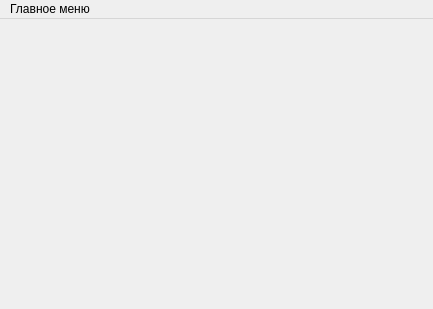
The window that mainwindow.ui (ruslanfirefly/CalcKaskoAsko) describes before a commit, drawn with Qt 5.
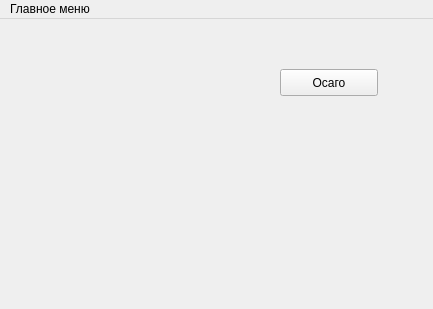
The same window after the commit.

The edit to the form file:
```diff
--- a/mainwindow.ui
+++ b/mainwindow.ui
@@ -13,7 +13,21 @@
   <property name="windowTitle">
    <string>MainWindow</string>
   </property>
-  <widget class="QWidget" name="centralWidget"/>
+  <widget class="QWidget" name="centralWidget">
+   <widget class="QPushButton" name="pushButton">
+    <property name="geometry">
+     <rect>
+      <x>280</x>
+      <y>50</y>
+      <width>98</width>
+      <height>27</height>
+     </rect>
+    </property>
+    <property name="text">
+     <string>Осаго</string>
+    </property>
+   </widget>
+  </widget>
   <widget class="QMenuBar" name="menuBar">
    <property name="geometry">
     <rect>
```
